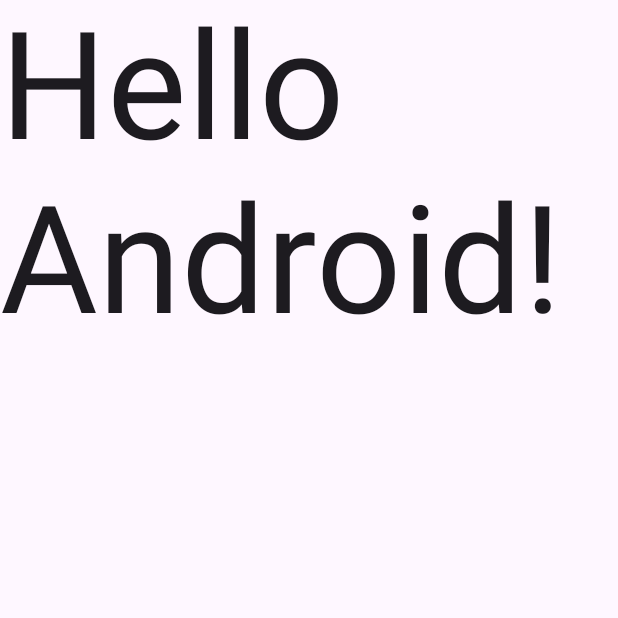
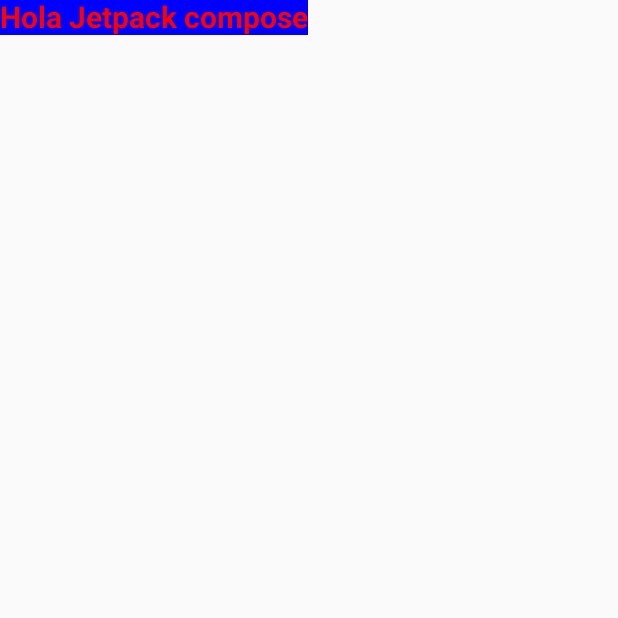
Before and after one commit to NarcisoDMC/MiprimerApp2025, an Android app built with Jetpack Compose: the screen it shows after launch (MainActivity), on a phone screen of 412 x 824 dp, the top half of it. Run offline under Robolectric (Android 15) with nearby library versions, the phone set to English and light mode, and no system bars; missing, so only their content is drawn: Ejemplo1Theme.

Commit message:
Modificaciones para la clase del dia 6 de febrero del 2025

```diff
--- a/app/src/main/java/com/example/ejemplo1/MainActivity.kt
+++ b/app/src/main/java/com/example/ejemplo1/MainActivity.kt
@@ -4,13 +4,19 @@ import android.os.Bundle
 import androidx.activity.ComponentActivity
 import androidx.activity.compose.setContent
 import androidx.activity.enableEdgeToEdge
+import androidx.compose.foundation.background
+import androidx.compose.foundation.layout.PaddingValues
 import androidx.compose.foundation.layout.fillMaxSize
 import androidx.compose.foundation.layout.padding
 import androidx.compose.material3.Scaffold
 import androidx.compose.material3.Text
 import androidx.compose.runtime.Composable
 import androidx.compose.ui.Modifier
+import androidx.compose.ui.graphics.Color
+import androidx.compose.ui.text.font.FontWeight
+import androidx.compose.ui.text.style.TextAlign
 import androidx.compose.ui.tooling.preview.Preview
+import androidx.compose.ui.unit.dp
 import androidx.compose.ui.unit.sp
 import com.example.ejemplo1.ui.theme.Ejemplo1Theme
 
@@ -20,30 +26,21 @@ class MainActivity : ComponentActivity() {
         enableEdgeToEdge()
         setContent {
             Ejemplo1Theme {
-                Scaffold(modifier = Modifier.fillMaxSize()) { innerPadding ->
-                    Greeting(
-                        name = "Android",
-                        modifier = Modifier.padding(innerPadding)
-                    )
-                }
+                content()
             }
         }
     }
 }
 
+@Preview(showBackground = true)
 @Composable
-fun Greeting(name: String, modifier: Modifier = Modifier) {
+fun content(){
     Text(
-        text = "Hello $name!",
-        fontSize = 100.sp,
-        lineHeight = 116.sp,
+        text="Hola Jetpack compose",
+        color = Color.Red,
+        fontWeight = FontWeight.Bold,
+        fontSize = 20.sp,
+        textAlign = TextAlign.Center,
+        modifier = Modifier.padding().background(Color.Blue)
     )
 }
-
-@Preview(showBackground = true)
-@Composable
-fun GreetingPreview() {
-    Ejemplo1Theme {
-        Greeting("Android")
-    }
-}
```
